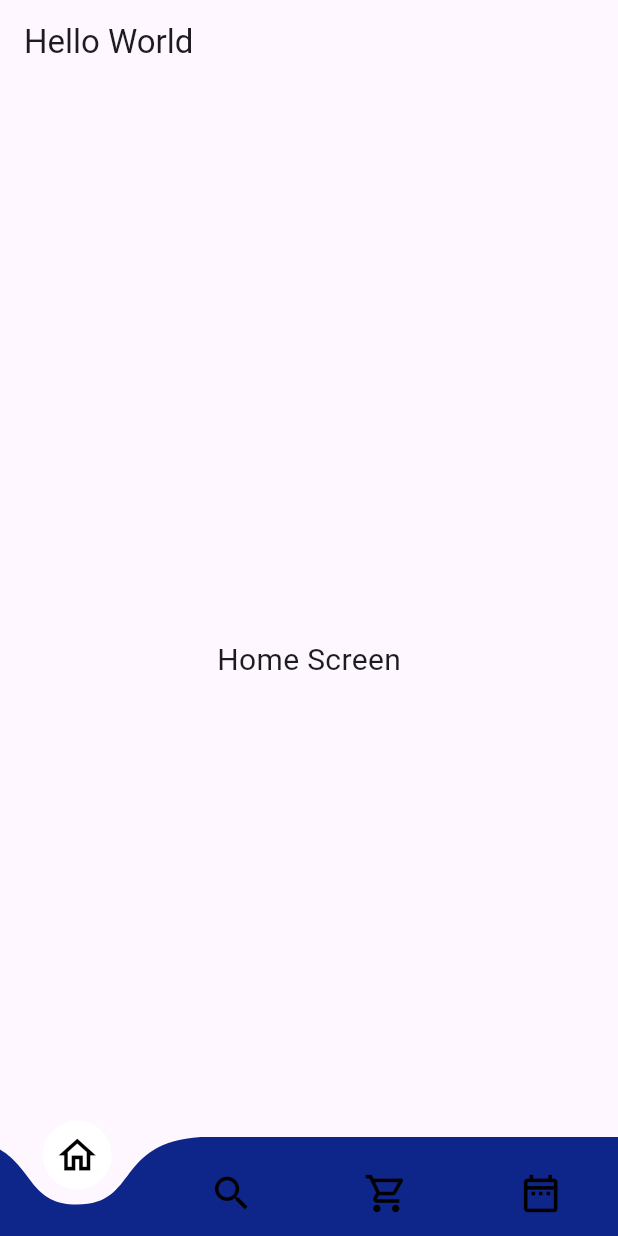
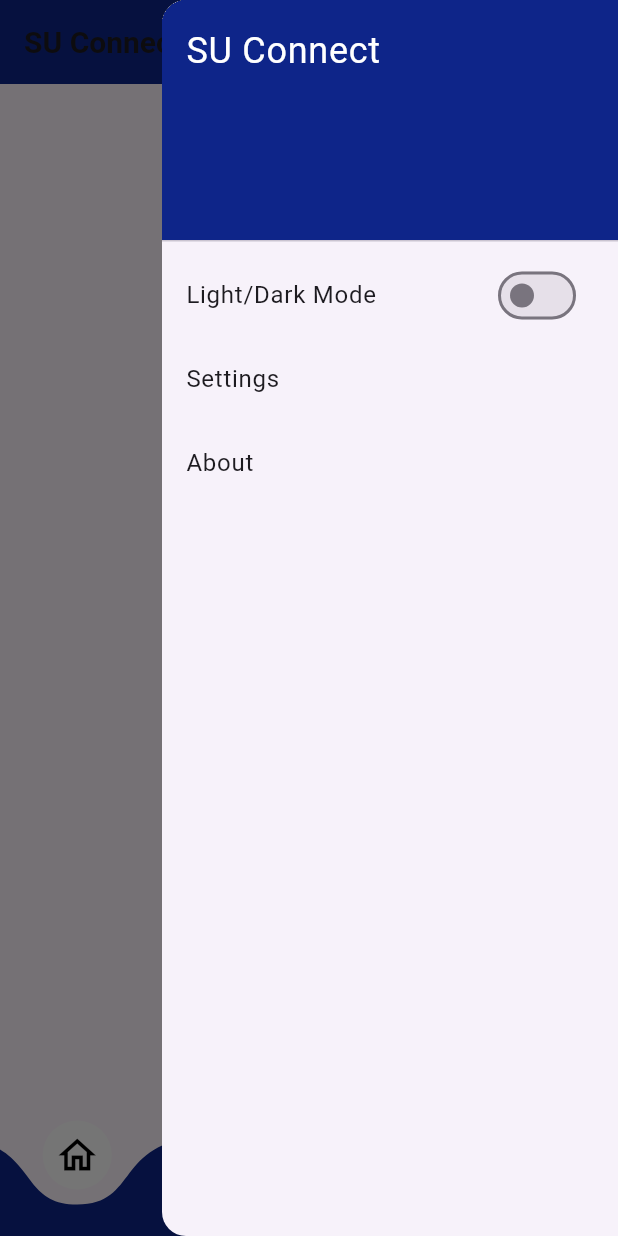
Before and after one commit to Spatikam/Srinivas-University-College-App, a Flutter app: the screen it shows after launch, with the side drawer open (before the commit the screen has no drawer), on a phone screen of 412 x 824 dp. Run offline on Flutter 3.47's test engine with Material 3 defaults, Android fonts, the phone set to English and light mode, and no system bars; drawn by our look-alikes of curved_navigation_bar.

Commit message:
App Bar Update

```diff
--- a/lib/screens/views/home_screen/home_page.dart
+++ b/lib/screens/views/home_screen/home_page.dart
@@ -1,5 +1,7 @@
 import 'package:flutter/material.dart';
+import 'package:rip_college_app/screens/widget_common/appbar.dart';
 import 'package:rip_college_app/screens/widget_common/navbar.dart';
+import 'package:rip_college_app/screens/widget_common/side_panel.dart';
 class MyHomePage extends StatefulWidget {
   @override
   State<MyHomePage> createState() => _MyHomePageState();
@@ -22,9 +24,11 @@ class _MyHomePageState extends State<MyHomePage> {
   @override
   Widget build(BuildContext context) {
     return Scaffold(
-      appBar: AppBar(
-        title: Text("Hello World"),
+      appBar: CustomAppBar(
+        appTitle: 'SU Connect',
       ),
+      endDrawer: const CustomEndDrawer(),
+      // Rest of your Scaffold content
       body:AnimatedSwitcher(
         duration: const Duration(milliseconds: 300),
         child: _screens[_currentIndex],
--- a/lib/screens/views/splash_screen/splash_screen.dart
+++ b/lib/screens/views/splash_screen/splash_screen.dart
@@ -13,7 +13,7 @@ class _SplashScreenState extends State<SplashScreen> {
   void initState() {
     super.initState();
     // Navigate to MainPage after a 5-second delay
-    Future.delayed(Duration(seconds: 5), () {
+    Future.delayed(Duration(seconds: 2), () {
       Navigator.pushReplacement(
         context,
         MaterialPageRoute(builder: (context) => MyHomePage()),
--- /dev/null
+++ b/lib/screens/widget_common/appbar.dart
@@ -0,0 +1,35 @@
+import 'package:flutter/material.dart';
+
+class CustomAppBar extends StatelessWidget implements PreferredSizeWidget{
+  final String appTitle;
+
+  const CustomAppBar({
+    Key? key,
+    required this.appTitle,
+  }) : super(key: key);
+
+  @override
+  Widget build(BuildContext context) {
+    return AppBar(
+      backgroundColor: const Color.fromARGB(255, 14, 37, 137),
+      title: Text(
+        appTitle,
+        style: TextStyle(
+          fontSize: 20,
+          fontWeight: FontWeight.bold,
+        ),
+      ),
+      actions: [
+        IconButton(
+          icon: Icon(Icons.more_vert),
+          onPressed: () {
+            Scaffold.of(context).openEndDrawer();
+          },
+        ),
+      ],
+    );
+  }
+
+  @override
+  Size get preferredSize => Size.fromHeight(kToolbarHeight);
+}
--- /dev/null
+++ b/lib/screens/widget_common/side_panel.dart
@@ -0,0 +1,86 @@
+import 'package:flutter/material.dart';
+
+class CustomEndDrawer extends StatelessWidget {
+  const CustomEndDrawer({Key? key}) : super(key: key);
+
+  @override
+  Widget build(BuildContext context) {
+    return Drawer(
+      child: ListView(
+        padding: EdgeInsets.zero,
+        children: <Widget>[
+          const DrawerHeader(
+            decoration: BoxDecoration(
+              color: Color.fromARGB(255, 14, 37, 137),
+            ),
+            child: Text(
+              'SU Connect',
+              style: TextStyle(
+                color: Colors.white,
+                fontSize: 24,
+              ),
+            ),
+          ),
+          ListTile(
+            title: const Text('Light/Dark Mode'),
+            trailing: Switch(
+              value: false, // Replace with your theme state
+              onChanged: (value) {
+                // Implement theme switching logic here
+              },
+            ),
+          ),
+          ListTile(
+            title: const Text('Settings'),
+            onTap: () {
+              // Navigate to Settings screen
+              Navigator.push(
+                context,
+                MaterialPageRoute(builder: (context) => SettingsScreen()),
+              );
+            },
+          ),
+          ListTile(
+            title: const Text('About'),
+            onTap: () {
+              // Navigate to About screen
+              Navigator.push(
+                context,
+                MaterialPageRoute(builder: (context) => AboutScreen()),
+              );
+            },
+          ),
+        ],
+      ),
+    );
+  }
+}
+
+// Placeholder screens for Settings and About
+class SettingsScreen extends StatelessWidget {
+  @override
+  Widget build(BuildContext context) {
+    return Scaffold(
+      appBar: AppBar(
+        title: const Text('Settings'),
+      ),
+      body: const Center(
+        child: Text('Settings Screen'),
+      ),
+    );
+  }
+}
+
+class AboutScreen extends StatelessWidget {
+  @override
+  Widget build(BuildContext context) {
+    return Scaffold(
+      appBar: AppBar(
+        title: const Text('About'),
+      ),
+      body: const Center(
+        child: Text('About Screen'),
+      ),
+    );
+  }
+}
```
